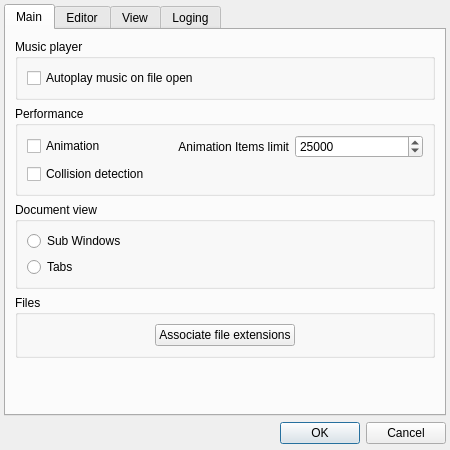
This is Editor/main_window/tools/app_settings.ui in WohlSoft/Moondust-Project as Qt 5 draws it before an edit. The edited form follows.
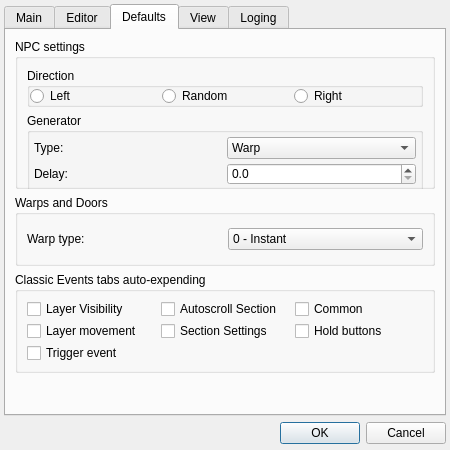
This is the edited form. The open tabs and pages were chosen to show the change. Icons and pictures are not drawn.

Commit message: Level Defaults This thing provides define some defaults on placing/creating elements and also showing up event tabs for empty events

What changed in the file:
```diff
--- a/Editor/main_window/tools/app_settings.ui
+++ b/Editor/main_window/tools/app_settings.ui
@@ -391,6 +391,297 @@
        </item>
       </layout>
      </widget>
+     <widget class="QWidget" name="tabDefaults">
+      <attribute name="title">
+       <string>Defaults</string>
+      </attribute>
+      <layout class="QGridLayout" name="gridLayout_19">
+       <item row="2" column="0">
+        <widget class="QGroupBox" name="groupBox_15">
+         <property name="minimumSize">
+          <size>
+           <width>0</width>
+           <height>101</height>
+          </size>
+         </property>
+         <property name="title">
+          <string>Classic Events tabs auto-expending</string>
+         </property>
+         <layout class="QGridLayout" name="gridLayout_17">
+          <item row="0" column="1">
+           <widget class="QCheckBox" name="defaults_eventtab_autoscroll">
+            <property name="text">
+             <string>Autoscroll Section</string>
+            </property>
+           </widget>
+          </item>
+          <item row="0" column="2">
+           <widget class="QCheckBox" name="defaults_eventtab_common">
+            <property name="text">
+             <string>Common</string>
+            </property>
+           </widget>
+          </item>
+          <item row="0" column="0">
+           <widget class="QCheckBox" name="defaults_eventtab_layviz">
+            <property name="text">
+             <string>Layer Visibility</string>
+            </property>
+           </widget>
+          </item>
+          <item row="1" column="0">
+           <widget class="QCheckBox" name="defaults_eventtab_laymov">
+            <property name="text">
+             <string>Layer movement</string>
+            </property>
+           </widget>
+          </item>
+          <item row="2" column="0">
+           <widget class="QCheckBox" name="defaults_eventtab_trigger">
+            <property name="text">
+             <string>Trigger event</string>
+            </property>
+           </widget>
+          </item>
+          <item row="1" column="2">
+           <widget class="QCheckBox" name="defaults_eventtab_holdbuttons">
+            <property name="text">
+             <string>Hold buttons</string>
+            </property>
+           </widget>
+          </item>
+          <item row="1" column="1">
+           <widget class="QCheckBox" name="defaults_eventtab_secset">
+            <property name="text">
+             <string>Section Settings</string>
+            </property>
+           </widget>
+          </item>
+         </layout>
+        </widget>
+       </item>
+       <item row="3" column="0">
+        <spacer name="verticalSpacer_5">
+         <property name="orientation">
+          <enum>Qt::Vertical</enum>
+         </property>
+         <property name="sizeType">
+          <enum>QSizePolicy::Maximum</enum>
+         </property>
+         <property name="sizeHint" stdset="0">
+          <size>
+           <width>0</width>
+           <height>5000</height>
+          </size>
+         </property>
+        </spacer>
+       </item>
+       <item row="0" column="0">
+        <widget class="QGroupBox" name="groupBox_11">
+         <property name="minimumSize">
+          <size>
+           <width>0</width>
+           <height>150</height>
+          </size>
+         </property>
+         <property name="title">
+          <string>NPC settings</string>
+         </property>
+         <layout class="QGridLayout" name="gridLayout_16">
+          <item row="1" column="0">
+           <widget class="QGroupBox" name="groupBox_13">
+            <property name="minimumSize">
+             <size>
+              <width>0</width>
+              <height>84</height>
+             </size>
+            </property>
+            <property name="title">
+             <string>Generator</string>
+            </property>
+            <layout class="QGridLayout" name="gridLayout_15">
+             <property name="leftMargin">
+              <number>4</number>
+             </property>
+             <property name="topMargin">
+              <number>4</number>
+             </property>
+             <property name="rightMargin">
+              <number>4</number>
+             </property>
+             <property name="spacing">
+              <number>4</number>
+             </property>
+             <item row="1" column="1">
+              <widget class="QDoubleSpinBox" name="defaults_npc_generator_delay">
+               <property name="decimals">
+                <number>1</number>
+               </property>
+               <property name="maximum">
+                <double>99999999999.000000000000000</double>
+               </property>
+               <property name="singleStep">
+                <double>0.100000000000000</double>
+               </property>
+              </widget>
+             </item>
+             <item row="0" column="0">
+              <widget class="QLabel" name="label_5">
+               <property name="text">
+                <string>Type:</string>
+               </property>
+              </widget>
+             </item>
+             <item row="0" column="1">
+              <widget class="QComboBox" name="defaults_npc_generator_type">
+               <item>
+                <property name="text">
+                 <string>Warp</string>
+                </property>
+               </item>
+               <item>
+                <property name="text">
+                 <string>Projectile</string>
+                </property>
+               </item>
+              </widget>
+             </item>
+             <item row="1" column="0">
+              <widget class="QLabel" name="label_6">
+               <property name="text">
+                <string>Delay:</string>
+               </property>
+              </widget>
+             </item>
+             <item row="2" column="0">
+              <spacer name="verticalSpacer_6">
+               <property name="orientation">
+                <enum>Qt::Vertical</enum>
+               </property>
+               <property name="sizeHint" stdset="0">
+                <size>
+                 <width>20</width>
+                 <height>40</height>
+                </size>
+               </property>
+              </spacer>
+             </item>
+            </layout>
+           </widget>
+          </item>
+          <item row="0" column="0">
+           <widget class="QGroupBox" name="groupBox_12">
+            <property name="minimumSize">
+             <size>
+              <width>0</width>
+              <height>39</height>
+             </size>
+            </property>
+            <property name="title">
+             <string>Direction</string>
+            </property>
+            <property name="flat">
+             <bool>false</bool>
+            </property>
+            <layout class="QHBoxLayout" name="horizontalLayout_2">
+             <property name="leftMargin">
+              <number>0</number>
+             </property>
+             <property name="topMargin">
+              <number>0</number>
+             </property>
+             <property name="rightMargin">
+              <number>0</number>
+             </property>
+             <property name="bottomMargin">
+              <number>0</number>
+             </property>
+             <item>
+              <widget class="QRadioButton" name="defaults_npc_direction_left">
+               <property name="text">
+                <string>Left</string>
+               </property>
+              </widget>
+             </item>
+             <item>
+              <widget class="QRadioButton" name="defaults_npc_direction_random">
+               <property name="text">
+                <string>Random</string>
+               </property>
+              </widget>
+             </item>
+             <item>
+              <widget class="QRadioButton" name="defaults_npc_direction_right">
+               <property name="text">
+                <string>Right</string>
+               </property>
+              </widget>
+             </item>
+            </layout>
+           </widget>
+          </item>
+          <item row="2" column="0">
+           <spacer name="verticalSpacer_7">
+            <property name="orientation">
+             <enum>Qt::Vertical</enum>
+            </property>
+            <property name="sizeType">
+             <enum>QSizePolicy::MinimumExpanding</enum>
+            </property>
+            <property name="sizeHint" stdset="0">
+             <size>
+              <width>0</width>
+              <height>0</height>
+             </size>
+            </property>
+           </spacer>
+          </item>
+         </layout>
+        </widget>
+       </item>
+       <item row="1" column="0">
+        <widget class="QGroupBox" name="groupBox_14">
+         <property name="minimumSize">
+          <size>
+           <width>0</width>
+           <height>71</height>
+          </size>
+         </property>
+         <property name="title">
+          <string>Warps and Doors</string>
+         </property>
+         <layout class="QGridLayout" name="gridLayout_14">
+          <item row="0" column="0">
+           <widget class="QLabel" name="label_7">
+            <property name="text">
+             <string>Warp type:</string>
+            </property>
+           </widget>
+          </item>
+          <item row="0" column="1">
+           <widget class="QComboBox" name="defaults_warps_type">
+            <item>
+             <property name="text">
+              <string>0 - Instant</string>
+             </property>
+            </item>
+            <item>
+             <property name="text">
+              <string>1 - Pipe</string>
+             </property>
+            </item>
+            <item>
+             <property name="text">
+              <string>2 - Door</string>
+             </property>
+            </item>
+           </widget>
+          </item>
+         </layout>
+        </widget>
+       </item>
+      </layout>
+     </widget>
      <widget class="QWidget" name="tabView">
       <attribute name="title">
        <string>View</string>
```
Left out of the diff: 32 changed lines with no effect on the pictures. The commit also changes 15 other files.
